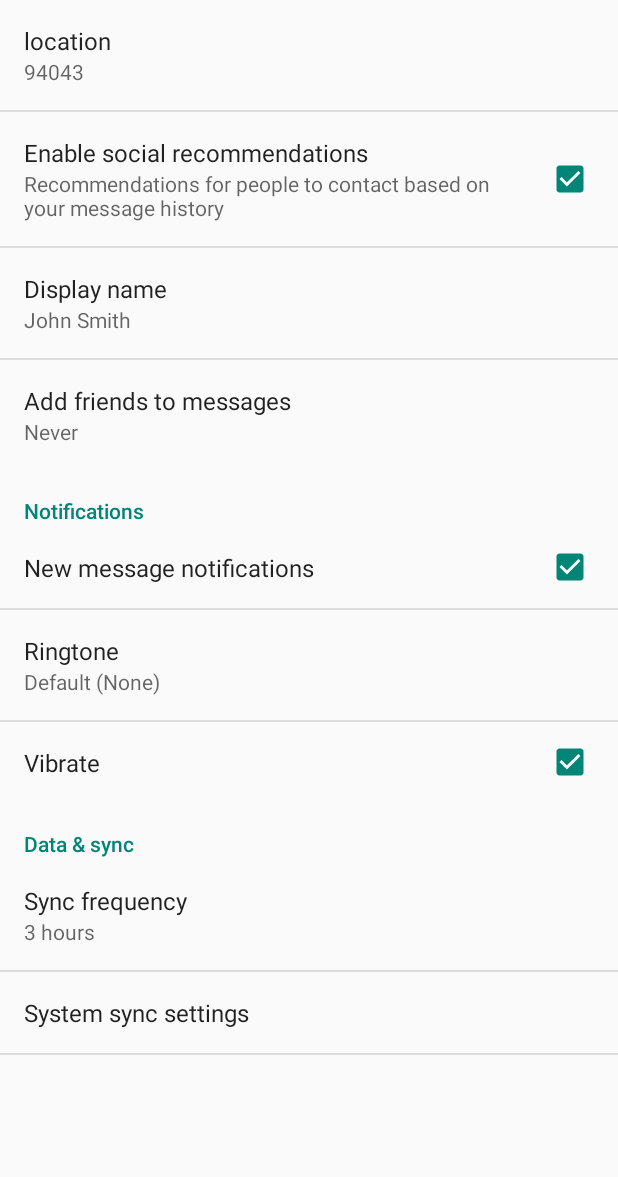
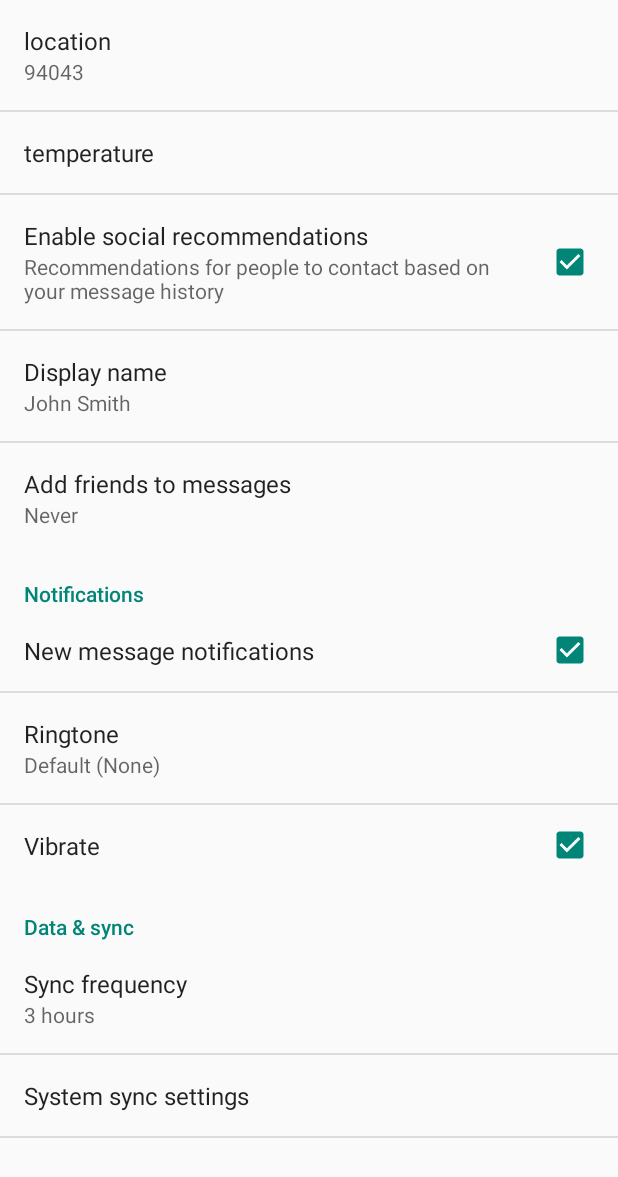
Before and after one commit to dheeraj9198/WeatherApp, an Android app: the screen it shows after launch (SettingsActivity), in the options menu, after a tap on "Settings", on a phone screen of 412 x 824 dp. Shown: the top 1177 px of the screen. Run offline under Robolectric (Android 15) with nearby library versions, the phone set to English and light mode, and no system bars.

Commit message:
shared preferences

```diff
--- a/app/src/main/java/sachan/dheeraj/weatherapp/ForecastFragment.java
+++ b/app/src/main/java/sachan/dheeraj/weatherapp/ForecastFragment.java
@@ -25,7 +25,6 @@ import android.widget.ListView;
 import android.widget.Toast;
 
 import java.util.ArrayList;
-import java.util.Arrays;
 import java.util.List;
 
 import HttpAgent.HttpAgent;
@@ -57,6 +56,18 @@ public class ForecastFragment extends Fragment {
             return true;
         }
         return super.onOptionsItemSelected(item);
+    }
+
+    private String formatHighlow(double high,double low) {
+        SharedPreferences sharedPreferences = PreferenceManager.getDefaultSharedPreferences(getActivity());
+        String unitType = sharedPreferences.getString(getString(R.string.temperature_key),getString(R.string.temp_default_value));
+
+        if(unitType.equals(getString(R.string.temp_default_celsius))){
+            Toast.makeText(getActivity(),getString(R.string.temp_default_celsius),Toast.LENGTH_LONG).show();
+        }else{
+            Toast.makeText(getActivity(),getString(R.string.temp_default_fahrenheit),Toast.LENGTH_LONG).show();
+        }
+        return "done";
     }
 
     private void updateWeather(){
--- a/app/src/main/java/sachan/dheeraj/weatherapp/SettingsActivity.java
+++ b/app/src/main/java/sachan/dheeraj/weatherapp/SettingsActivity.java
@@ -19,7 +19,6 @@ import android.text.TextUtils;
 import android.view.MenuItem;
 import android.support.v4.app.NavUtils;
 
-
 import java.util.List;
 
 /**
@@ -33,7 +32,7 @@ import java.util.List;
  * href="http://developer.android.com/guide/topics/ui/settings.html">Settings
  * API Guide</a> for more information on developing a Settings UI.
  */
-public class SettingsActivity extends PreferenceActivity {
+public class SettingsActivity extends PreferenceActivity{
     /**
      * Determines whether to always show the simplified settings UI, where
      * settings are presented in a single list. When false, settings are shown
@@ -81,7 +80,6 @@ public class SettingsActivity extends PreferenceActivity {
     @Override
     protected void onPostCreate(Bundle savedInstanceState) {
         super.onPostCreate(savedInstanceState);
-
         setupSimplePreferencesScreen();
     }
 
@@ -120,7 +118,8 @@ public class SettingsActivity extends PreferenceActivity {
         bindPreferenceSummaryToValue(findPreference("example_list"));
         bindPreferenceSummaryToValue(findPreference("notifications_new_message_ringtone"));
         bindPreferenceSummaryToValue(findPreference("sync_frequency"));
-        bindPreferenceSummaryToValue(findPreference("location"));
+        bindPreferenceSummaryToValue(findPreference(getString(R.string.location_key)));
+        bindPreferenceSummaryToValue(findPreference(getString(R.string.temperature_key)));
     }
 
     /**
--- a/app/src/main/res/values/strings.xml
+++ b/app/src/main/res/values/strings.xml
@@ -7,4 +7,11 @@
     <string name="action_refresh">Refresh</string>
     <string name="title_activity_detail">DetailActivity</string>
 
+    <string name="location_key">location</string>
+    <string name="temperature_key">temperature</string>
+    <string name="temp_default_value">CELSIUS</string>
+
+    <string name="temp_default_celsius">CELSIUS</string>
+    <string name="temp_default_fahrenheit">FAHRENHEIT</string>
+
 </resources>
--- a/app/src/main/res/values/strings_activity_settings.xml
+++ b/app/src/main/res/values/strings_activity_settings.xml
@@ -1,5 +1,15 @@
 <resources>
     <string name="title_activity_settings">Settings</string>
+
+    <string-array name="temp_values">
+        <item>CELSIUS</item>
+        <item>FAHRENHEIT</item>
+    </string-array>
+
+    <string-array name="temp_options">
+        <item>Celsius</item>
+        <item>Fahrenheit</item>
+    </string-array>
 
     <!-- Strings related to Settings -->
 
--- a/app/src/main/res/xml/pref_general.xml
+++ b/app/src/main/res/xml/pref_general.xml
@@ -1,13 +1,20 @@
 <PreferenceScreen xmlns:android="http://schemas.android.com/apk/res/android">
 
     <EditTextPreference
-        android:title="location"
-        android:key="location"
+        android:title="@string/location_key"
+        android:key="@string/location_key"
         android:defaultValue="94043"
         android:inputType="text"
         android:singleLine="true"
         />
 
+    <ListPreference
+        android:title="@string/temperature_key"
+        android:key="@string/temperature_key"
+        android:defaultValue="metric"
+        android:entryValues="@array/temp_values"
+        android:entries="@array/temp_options"
+        />
 
     <CheckBoxPreference
         android:key="example_checkbox"
```
